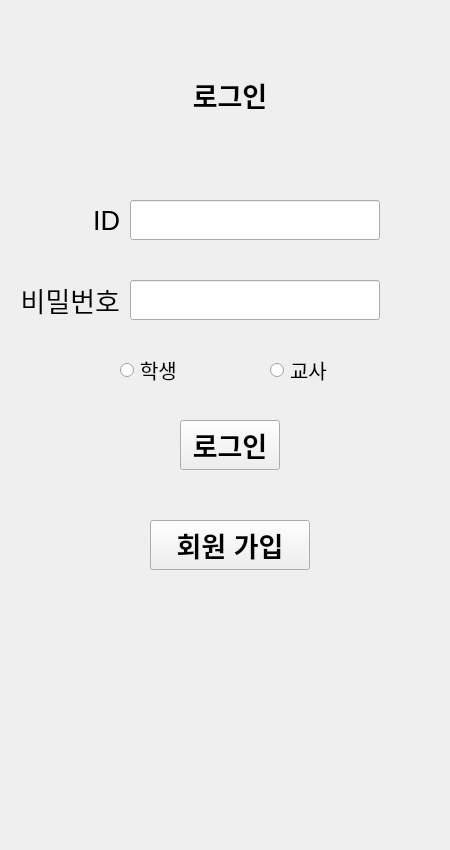
This is login.ui in minseokju/HrdApp as Qt 5 draws it before an edit. The edited form follows.
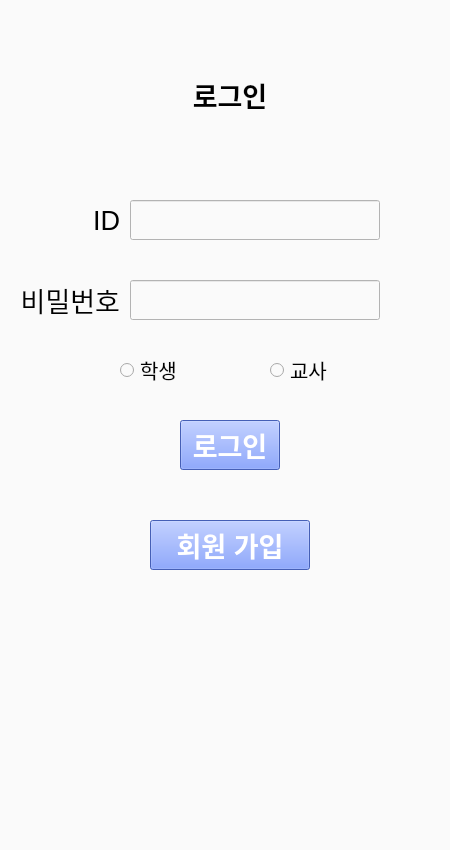
This is the edited form.

Patch:
```diff
--- a/login.ui
+++ b/login.ui
@@ -13,6 +13,9 @@
   <property name="windowTitle">
    <string>Form</string>
   </property>
+  <property name="styleSheet">
+   <string notr="true">background-color : rgb(250, 250, 250)</string>
+  </property>
   <widget class="QLabel" name="label_5">
    <property name="geometry">
     <rect>
@@ -107,6 +110,10 @@
      <bold>true</bold>
     </font>
    </property>
+   <property name="styleSheet">
+    <string notr="true">background-color : rgb(96, 133, 255);
+color : rgb(255, 255, 255)</string>
+   </property>
    <property name="text">
     <string>로그인</string>
    </property>
@@ -127,6 +134,10 @@
      <bold>true</bold>
     </font>
    </property>
+   <property name="styleSheet">
+    <string notr="true">background-color : rgb(96, 133, 255);
+color : rgb(255, 255, 255)</string>
+   </property>
    <property name="text">
     <string>회원 가입</string>
    </property>
```
